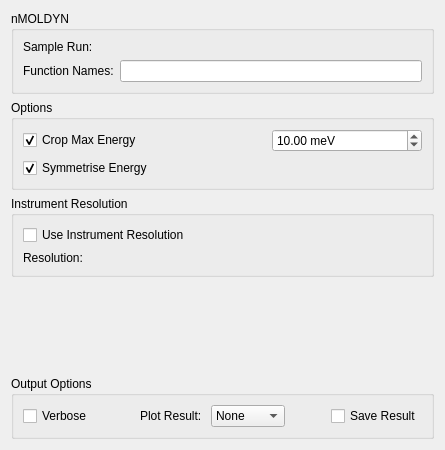
Above: Code/Mantid/MantidQt/CustomInterfaces/inc/MantidQtCustomInterfaces/IndirectMolDyn.ui from mantidproject/mantid before the change. Below: the same form after it.
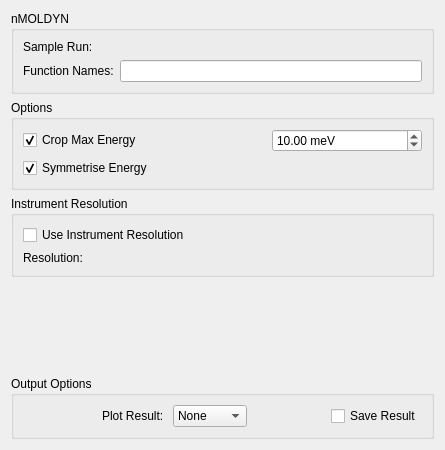
That is the form after the change. Custom widgets are drawn as their Qt base class.

Commit message:
Remove Verbose options from UI
Refs #10850

```diff
--- a/Code/Mantid/MantidQt/CustomInterfaces/inc/MantidQtCustomInterfaces/IndirectMolDyn.ui
+++ b/Code/Mantid/MantidQt/CustomInterfaces/inc/MantidQtCustomInterfaces/IndirectMolDyn.ui
@@ -237,16 +237,6 @@
       <string>Output Options</string>
      </property>
      <layout class="QHBoxLayout" name="horizontalLayout">
-      <item>
-       <widget class="QCheckBox" name="ckVerbose">
-        <property name="enabled">
-         <bool>true</bool>
-        </property>
-        <property name="text">
-         <string>Verbose</string>
-        </property>
-       </widget>
-      </item>
       <item>
        <spacer name="horizontalSpacer_17">
         <property name="orientation">
```
Left out of the diff: 1 changed line with no effect on the pictures. The commit also changes 25 other files.
